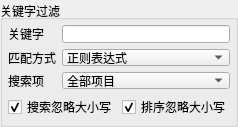
The window that cosmetic_src/CommonQt/SearchBox.ui (oaheiw/darwinner) describes before a commit, drawn with Qt 5.
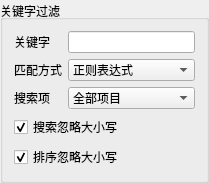
The same window after the commit.

What changed in the file:
```diff
--- a/cosmetic_src/CommonQt/SearchBox.ui
+++ b/cosmetic_src/CommonQt/SearchBox.ui
@@ -6,28 +6,16 @@
    <rect>
     <x>0</x>
     <y>0</y>
-    <width>238</width>
-    <height>127</height>
+    <width>209</width>
+    <height>159</height>
    </rect>
   </property>
   <property name="sizePolicy">
-   <sizepolicy hsizetype="Preferred" vsizetype="Preferred">
+   <sizepolicy hsizetype="Minimum" vsizetype="Minimum">
     <horstretch>0</horstretch>
     <verstretch>0</verstretch>
    </sizepolicy>
   </property>
-  <property name="minimumSize">
-   <size>
-    <width>238</width>
-    <height>127</height>
-   </size>
-  </property>
-  <property name="maximumSize">
-   <size>
-    <width>238</width>
-    <height>127</height>
-   </size>
-  </property>
   <property name="windowTitle">
    <string>SearchBox</string>
   </property>
@@ -50,9 +38,6 @@
       <set>Qt::AlignLeading|Qt::AlignLeft|Qt::AlignVCenter</set>
      </property>
      <layout class="QVBoxLayout" name="verticalLayout">
-      <property name="margin">
-       <number>5</number>
-      </property>
       <item>
        <layout class="QGridLayout" name="gridLayout_3">
         <item row="0" column="0">
@@ -131,8 +116,6 @@
        </layout>
       </item>
       <item>
-       <layout class="QHBoxLayout" name="horizontalLayout_5">
-        <item>
          <widget class="QCheckBox" name="SearchCaseCheckBox">
           <property name="text">
            <string>搜索忽略大小写</string>
@@ -151,8 +134,6 @@
            <bool>true</bool>
           </property>
          </widget>
-        </item>
-       </layout>
       </item>
      </layout>
     </widget>
```
Lines whose indentation alone changed are shown as unchanged.
